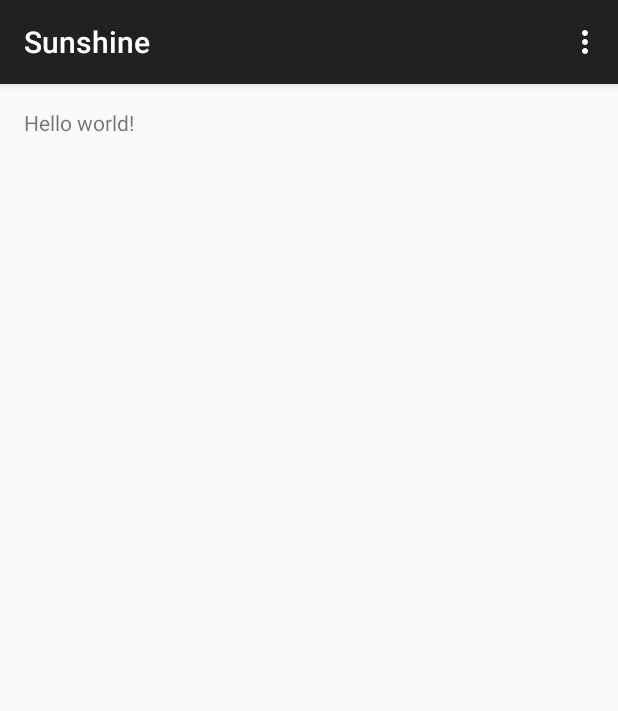
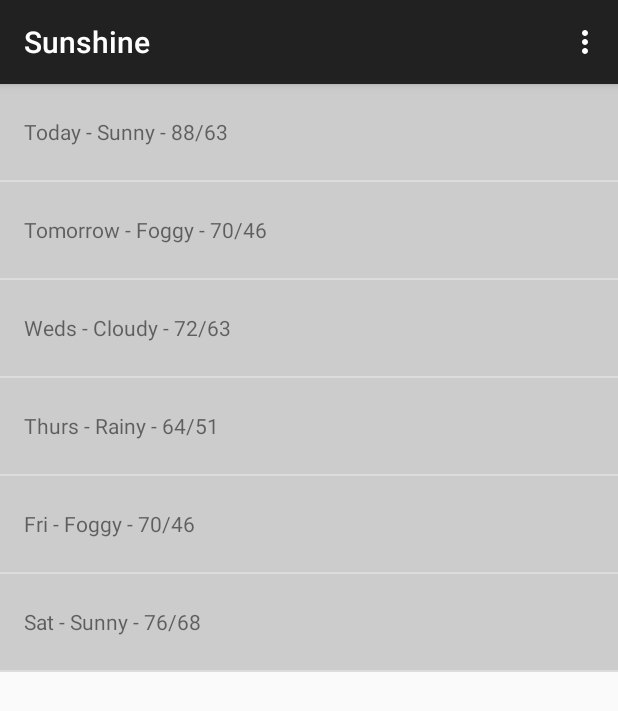
Before and after one commit to renatoneto/udacity-android-nd-sunshine-project, an Android app: the screen it shows after launch (MainActivity), on a phone screen of 412 x 824 dp. Shown: the top 711 px of the screen. Run offline under Robolectric (Android 15) with nearby library versions, the phone set to English and light mode, and no system bars.

Commit message:
implementações das aulas

```diff
--- a/app/src/main/java/com/example/android/sunshine/app/MainActivity.java
+++ b/app/src/main/java/com/example/android/sunshine/app/MainActivity.java
@@ -8,6 +8,12 @@ import android.view.Menu;
 import android.view.MenuItem;
 import android.view.View;
 import android.view.ViewGroup;
+import android.widget.ArrayAdapter;
+import android.widget.ListView;
+
+import java.util.ArrayList;
+import java.util.Arrays;
+import java.util.List;
 
 
 public class MainActivity extends ActionBarActivity {
@@ -56,8 +62,33 @@ public class MainActivity extends ActionBarActivity {
         @Override
         public View onCreateView(LayoutInflater inflater, ViewGroup container,
                                  Bundle savedInstanceState) {
+
             View rootView = inflater.inflate(R.layout.fragment_main, container, false);
+
+            String[] forecastArray = {
+                    "Today - Sunny - 88/63",
+                    "Tomorrow - Foggy - 70/46",
+                    "Weds - Cloudy - 72/63",
+                    "Thurs - Rainy - 64/51",
+                    "Fri - Foggy - 70/46",
+                    "Sat - Sunny - 76/68"
+            };
+
+            List<String> weekForecast = new ArrayList<String>(Arrays.asList(forecastArray));
+
+            ArrayAdapter<String> mForecastAdapter = new ArrayAdapter<String>(
+                    getActivity(),
+                    R.layout.list_item_forecast,
+                    R.id.list_item_forecast_view,
+                    weekForecast
+            );
+
+            ListView forecastListView = (ListView)rootView.findViewById(R.id.listview_forecast);
+            forecastListView.setAdapter(mForecastAdapter);
+
             return rootView;
         }
+
+
     }
 }
--- a/app/src/main/res/layout/fragment_main.xml
+++ b/app/src/main/res/layout/fragment_main.xml
@@ -1,12 +1,11 @@
-<RelativeLayout xmlns:android="http://schemas.android.com/apk/res/android"
+<FrameLayout xmlns:android="http://schemas.android.com/apk/res/android"
     xmlns:tools="http://schemas.android.com/tools" android:layout_width="match_parent"
-    android:layout_height="match_parent" android:paddingLeft="@dimen/activity_horizontal_margin"
-    android:paddingRight="@dimen/activity_horizontal_margin"
-    android:paddingTop="@dimen/activity_vertical_margin"
-    android:paddingBottom="@dimen/activity_vertical_margin"
+    android:layout_height="match_parent"
     tools:context=".MainActivity$PlaceholderFragment">
 
-    <TextView android:text="@string/hello_world" android:layout_width="wrap_content"
-        android:layout_height="wrap_content" />
+    <ListView
+        android:id="@+id/listview_forecast"
+        android:layout_width="match_parent"
+        android:layout_height="match_parent"></ListView>
 
-</RelativeLayout>
+</FrameLayout>
--- /dev/null
+++ b/app/src/main/res/layout/list_item_forecast.xml
@@ -0,0 +1,11 @@
+<?xml version="1.0" encoding="utf-8"?>
+<TextView xmlns:android="http://schemas.android.com/apk/res/android"
+    android:layout_width="match_parent"
+    android:layout_height="wrap_content"
+    android:minHeight="?android:attr/listPreferredItemHeight"
+    android:id="@+id/list_item_forecast_view"
+    android:background="@color/list_item_forecast_bg"
+    android:gravity="center_vertical"
+    android:paddingLeft="@dimen/list_item_forecast_paddingLeft">
+
+</TextView>
--- /dev/null
+++ b/app/src/main/res/values/colors.xml
@@ -0,0 +1,4 @@
+<resources>
+
+    <color name="list_item_forecast_bg">#CCCCCC</color>
+</resources>
--- a/app/src/main/res/values/dimens.xml
+++ b/app/src/main/res/values/dimens.xml
@@ -2,4 +2,6 @@
     <!-- Default screen margins, per the Android Design guidelines. -->
     <dimen name="activity_horizontal_margin">16dp</dimen>
     <dimen name="activity_vertical_margin">16dp</dimen>
+
+    <dimen name="list_item_forecast_paddingLeft">16dp</dimen>
 </resources>
```
Also changed, not shown: app/src/main/res/layout/fragment_renato_main.xml (added, +59 -0 lines), app/src/main/res/drawable-hdpi/bg.jpg (added), app/src/main/res/drawable-hdpi/sun.png (added).
